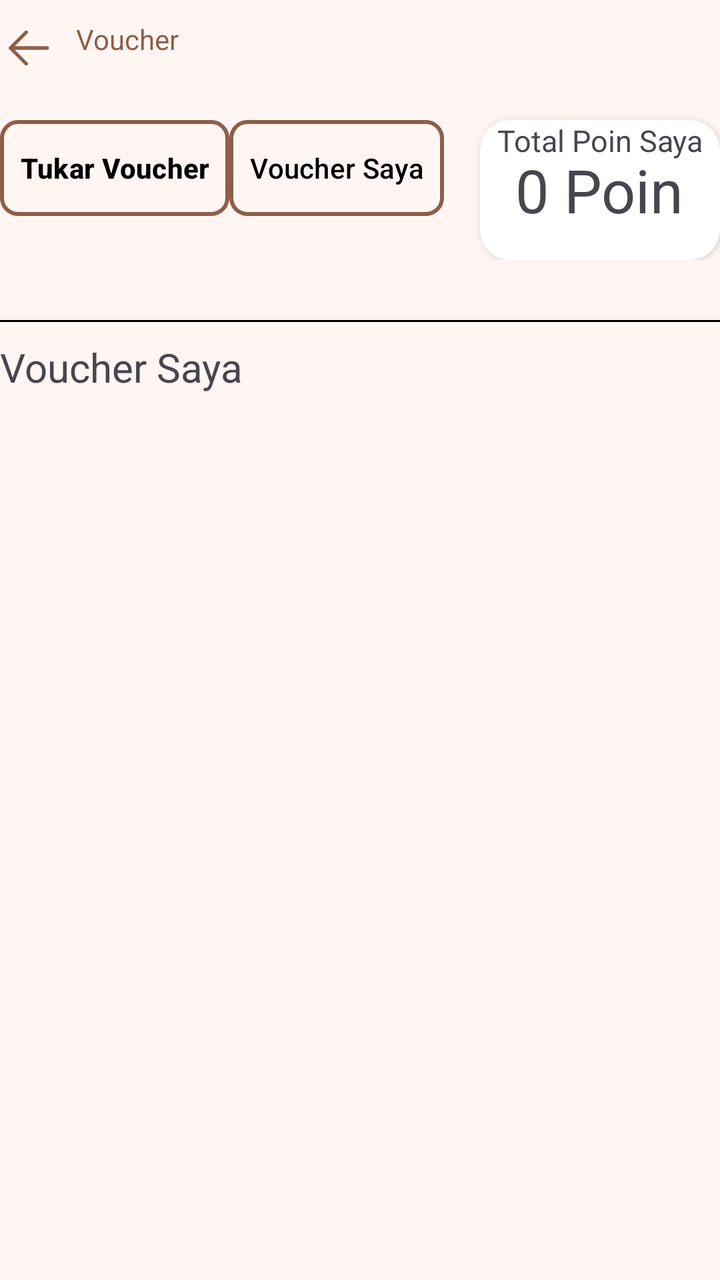
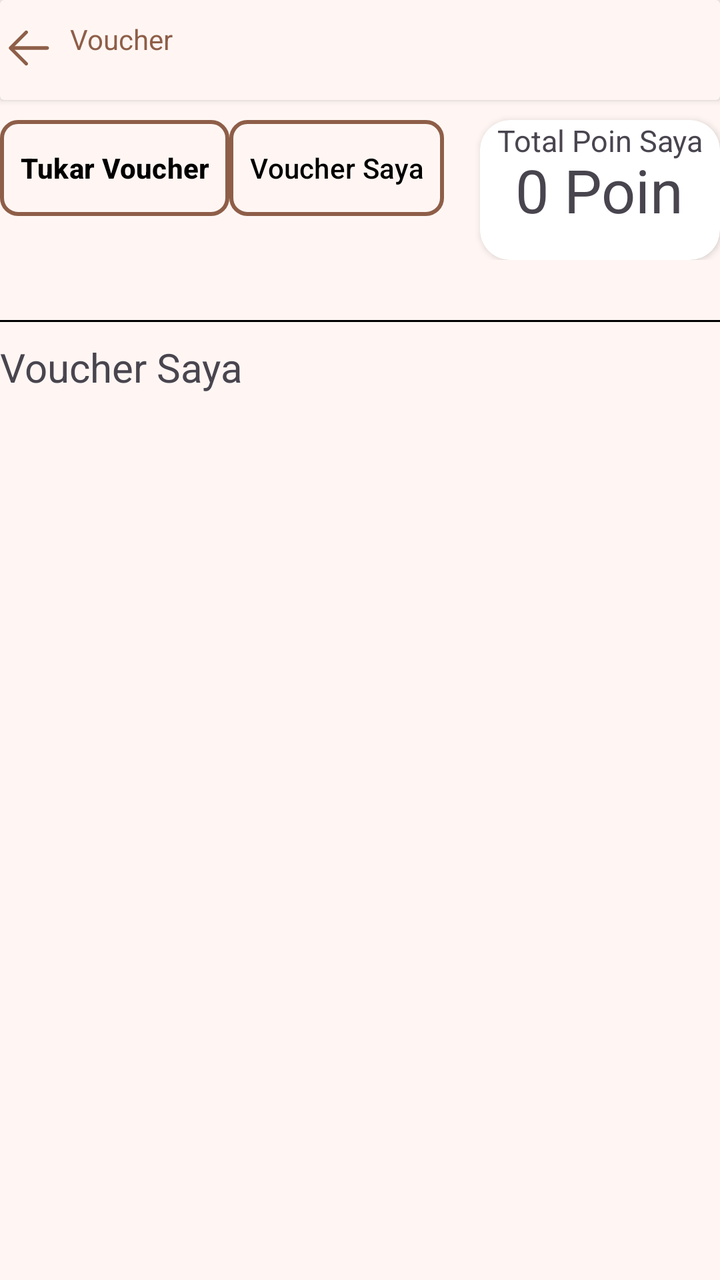

Compare the two renders of this Android layout. The source of the first and the diff that turns it into the second are given below.
<!-- AndroidManifest.xml: application theme Theme.RahmatBakery -->
<!-- res/layout/activity_voucher.xml -->
<?xml version="1.0" encoding="utf-8"?>
<LinearLayout xmlns:android="http://schemas.android.com/apk/res/android"
    xmlns:app="http://schemas.android.com/apk/res-auto"
    xmlns:tools="http://schemas.android.com/tools"
    android:id="@+id/voucher"
    android:layout_width="match_parent"
    android:layout_height="match_parent"
    tools:context=".Voucher"
    android:background="@color/background"
    android:orientation="vertical"
    >
    <RelativeLayout
        android:layout_width="match_parent"
        android:layout_height="wrap_content">

        <View
            android:id="@+id/top"
            android:layout_width="match_parent"
            android:layout_height="50dp"
            android:elevation="10dp"/>

        <ImageView
            android:id="@+id/back"
            android:layout_width="28dp"
            android:layout_height="28dp"
            android:layout_marginTop="10dp"
            android:background="@android:color/transparent"
            android:src="@drawable/back"
            />

        <TextView
            android:layout_marginLeft="10dp"
            android:layout_width="wrap_content"
            android:layout_height="wrap_content"
            android:text="Voucher "
            android:layout_marginTop="10dp"
            android:textColor="@color/primary"
            style="@style/TextAppearance.Material3.HeadlineSmall.Emphasized"
            android:layout_toEndOf="@id/back"
            />

    <androidx.cardview.widget.CardView
        android:layout_width="120dp"
        android:layout_height="70dp"
        android:layout_below="@id/top"
        android:layout_alignParentEnd="true"
        android:layout_marginTop="10dp"
        app:cardCornerRadius="15dp"
        >

        <TextView
            android:id="@+id/total_voucher"
            android:layout_width="wrap_content"
            android:layout_height="wrap_content"
            android:text="Total Poin Saya"
            android:textSize="15dp"
            android:layout_gravity="center_horizontal"
            />

        <TextView
            android:layout_width="wrap_content"
            android:layout_height="wrap_content"
            android:text="0 Poin"
            android:textSize="30dp"
            android:layout_gravity="center"
            />
    </androidx.cardview.widget.CardView>

        <Button
            android:id="@+id/btnTukarVoucher"
            android:layout_width="wrap_content"
            android:layout_height="wrap_content"
            android:layout_marginTop="10dp"
            android:layout_weight="1"
            android:text="Tukar Voucher"
            android:textStyle="bold"
            android:background="@drawable/border_tab"
            android:textColor="@android:color/black"
            android:layout_below="@id/top"
            android:padding="10dp"/>

        <Button
            android:id="@+id/btnVoucherSaya"
            android:layout_width="wrap_content"
            android:layout_height="wrap_content"
            android:layout_marginTop="10dp"
            android:layout_weight="1"
            android:text="Voucher Saya"
            android:layout_below="@id/top"
            android:layout_toRightOf="@id/btnTukarVoucher"
            android:background="@drawable/border_tab"
            android:textColor="@android:color/black"
            android:padding="10dp"/>
    </RelativeLayout>

    <FrameLayout
        android:layout_width="wrap_content"
        android:layout_height="wrap_content"
        android:layout_marginTop="30dp">

        <View
            android:layout_width="wrap_content"
            android:layout_height="1dp"
            android:background="@color/black"
            />
        <TextView
            android:layout_width="wrap_content"
            android:layout_height="wrap_content"
            android:text="Voucher Saya"
            android:textSize="20dp"
            android:layout_marginTop="10dp"/>

        <androidx.recyclerview.widget.RecyclerView
            android:layout_width="match_parent"
            android:layout_height="wrap_content"
            android:layout_marginTop="45dp"
            android:paddingHorizontal="10dp"/>
    </FrameLayout>

</LinearLayout>
<!-- resources referenced by this layout -->
<resources>
  <color name="background">#FFF6F3</color>
  <color name="black">#FF000000</color>
  <color name="primary">#8E5E48</color>
  <!-- drawable back (drawable) -->
  <vector xmlns:android="http://schemas.android.com/apk/res/android"
      android:width="47dp"
      android:height="47dp"
      android:viewportWidth="47"
      android:viewportHeight="47">
    <path
        android:pathData="M10.281,22.031H39.656C40.046,22.031 40.419,22.186 40.695,22.461C40.97,22.737 41.125,23.111 41.125,23.5C41.125,23.889 40.97,24.263 40.695,24.539C40.419,24.814 40.046,24.969 39.656,24.969H10.281C9.892,24.969 9.518,24.814 9.243,24.539C8.967,24.263 8.813,23.889 8.813,23.5C8.813,23.111 8.967,22.737 9.243,22.461C9.518,22.186 9.892,22.031 10.281,22.031Z"
        android:fillColor="@color/primary"/>
    <path
        android:pathData="M10.889,23.5L23.071,35.679C23.347,35.955 23.502,36.329 23.502,36.719C23.502,37.109 23.347,37.483 23.071,37.758C22.795,38.034 22.421,38.189 22.031,38.189C21.641,38.189 21.267,38.034 20.991,37.758L7.773,24.54C7.636,24.403 7.527,24.241 7.453,24.063C7.379,23.884 7.341,23.693 7.341,23.5C7.341,23.307 7.379,23.115 7.453,22.937C7.527,22.758 7.636,22.597 7.773,22.46L20.991,9.241C21.267,8.965 21.641,8.811 22.031,8.811C22.421,8.811 22.795,8.965 23.071,9.241C23.347,9.517 23.502,9.891 23.502,10.281C23.502,10.671 23.347,11.045 23.071,11.321L10.889,23.5Z"
        android:fillColor="@color/primary"/>
  </vector>
  <!-- drawable border_tab (drawable) -->
  <shape xmlns:android="http://schemas.android.com/apk/res/android"
      android:shape="rectangle">
      <solid android:color="@android:color/transparent"/>
      <stroke
          android:width="2dp"
          android:color="#2196F3"/> 
      <corners android:radius="8dp"/>
  </shape>
  <style name="Theme.RahmatBakery" parent="Base.Theme.RahmatBakery" />
  <style name="Base.Theme.RahmatBakery" parent="Theme.Material3.DayNight.NoActionBar">
          
           <item name="colorPrimary">@color/primary</item>
          <item name="colorOnPrimary">@color/background</item>
          <item name="colorSecondary">@color/primary</item>
          <item name="colorOnSecondary">@color/background</item>
  
      </style>
</resources>

<!-- the commit's change to res/layout/activity_voucher.xml (unified diff, before → after) -->
@@ -5,92 +5,94 @@
     android:id="@+id/voucher"
     android:layout_width="match_parent"
     android:layout_height="match_parent"
-    tools:context=".Voucher"
     android:background="@color/background"
     android:orientation="vertical"
-    >
+    tools:context=".Voucher">
+
     <RelativeLayout
         android:layout_width="match_parent"
         android:layout_height="wrap_content">
 
-        <View
+        <androidx.cardview.widget.CardView
             android:id="@+id/top"
             android:layout_width="match_parent"
-            android:layout_height="50dp"
-            android:elevation="10dp"/>
+            android:layout_height="wrap_content"
+            android:elevation="15dp"
+            app:cardBackgroundColor="@color/background">
 
-        <ImageView
-            android:id="@+id/back"
-            android:layout_width="28dp"
-            android:layout_height="28dp"
+            <View
+                android:layout_width="match_parent"
+                android:layout_height="50dp"
+                android:elevation="10dp" />
+
+            <ImageView
+                android:id="@+id/back"
+                android:layout_width="28dp"
+                android:layout_height="28dp"
+                android:layout_marginTop="10dp"
+                android:background="@android:color/transparent"
+                android:src="@drawable/back" />
+
+            <TextView
+                style="@style/TextAppearance.Material3.HeadlineSmall.Emphasized"
+                android:layout_width="wrap_content"
+                android:layout_height="wrap_content"
+                android:layout_marginLeft="10dp"
+                android:layout_marginTop="10dp"
+                android:layout_marginStart="35dp"
+                android:text="Voucher "
+                android:textColor="@color/primary" />
+        </androidx.cardview.widget.CardView>
+
+        <androidx.cardview.widget.CardView
+            android:layout_width="120dp"
+            android:layout_height="70dp"
+            android:layout_below="@id/top"
+            android:layout_alignParentEnd="true"
             android:layout_marginTop="10dp"
-            android:background="@android:color/transparent"
-            android:src="@drawable/back"
-            />
+            app:cardCornerRadius="15dp">
 
-        <TextView
-            android:layout_marginLeft="10dp"
-            android:layout_width="wrap_content"
-            android:layout_height="wrap_content"
-            android:text="Voucher "
-            android:layout_marginTop="10dp"
-            android:textColor="@color/primary"
-            style="@style/TextAppearance.Material3.HeadlineSmall.Emphasized"
-            android:layout_toEndOf="@id/back"
-            />
+            <TextView
+                android:id="@+id/total_voucher"
+                android:layout_width="wrap_content"
+                android:layout_height="wrap_content"
+                android:layout_gravity="center_horizontal"
+                android:text="Total Poin Saya"
+                android:textSize="15dp" />
 
-    <androidx.cardview.widget.CardView
-        android:layout_width="120dp"
-        android:layout_height="70dp"
-        android:layout_below="@id/top"
-        android:layout_alignParentEnd="true"
-        android:layout_marginTop="10dp"
-        app:cardCornerRadius="15dp"
-        >
-
-        <TextView
-            android:id="@+id/total_voucher"
-            android:layout_width="wrap_content"
-            android:layout_height="wrap_content"
-            android:text="Total Poin Saya"
-            android:textSize="15dp"
-            android:layout_gravity="center_horizontal"
-            />
-
-        <TextView
-            android:layout_width="wrap_content"
-            android:layout_height="wrap_content"
-            android:text="0 Poin"
-            android:textSize="30dp"
-            android:layout_gravity="center"
-            />
-    </androidx.cardview.widget.CardView>
+            <TextView
+                android:layout_width="wrap_content"
+                android:layout_height="wrap_content"
+                android:layout_gravity="center"
+                android:text="0 Poin"
+                android:textSize="30dp" />
+        </androidx.cardview.widget.CardView>
 
         <Button
             android:id="@+id/btnTukarVoucher"
             android:layout_width="wrap_content"
             android:layout_height="wrap_content"
+            android:layout_below="@id/top"
             android:layout_marginTop="10dp"
             android:layout_weight="1"
+            android:background="@drawable/border_tab"
+            android:padding="10dp"
             android:text="Tukar Voucher"
-            android:textStyle="bold"
-            android:background="@drawable/border_tab"
             android:textColor="@android:color/black"
-            android:layout_below="@id/top"
-            android:padding="10dp"/>
+            android:textStyle="bold" />
 
         <Button
             android:id="@+id/btnVoucherSaya"
             android:layout_width="wrap_content"
             android:layout_height="wrap_content"
+            android:layout_below="@id/top"
             android:layout_marginTop="10dp"
+            android:layout_toRightOf="@id/btnTukarVoucher"
             android:layout_weight="1"
+            android:background="@drawable/border_tab"
+            android:padding="10dp"
             android:text="Voucher Saya"
-            android:layout_below="@id/top"
-            android:layout_toRightOf="@id/btnTukarVoucher"
-            android:background="@drawable/border_tab"
-            android:textColor="@android:color/black"
-            android:padding="10dp"/>
+            android:textColor="@android:color/black" />
     </RelativeLayout>
 
     <FrameLayout
@@ -101,20 +103,20 @@
         <View
             android:layout_width="wrap_content"
             android:layout_height="1dp"
-            android:background="@color/black"
-            />
+            android:background="@color/black" />
+
         <TextView
             android:layout_width="wrap_content"
             android:layout_height="wrap_content"
+            android:layout_marginTop="10dp"
             android:text="Voucher Saya"
-            android:textSize="20dp"
-            android:layout_marginTop="10dp"/>
+            android:textSize="20dp" />
 
         <androidx.recyclerview.widget.RecyclerView
             android:layout_width="match_parent"
             android:layout_height="wrap_content"
             android:layout_marginTop="45dp"
-            android:paddingHorizontal="10dp"/>
+            android:paddingHorizontal="10dp" />
     </FrameLayout>
 
 </LinearLayout>
